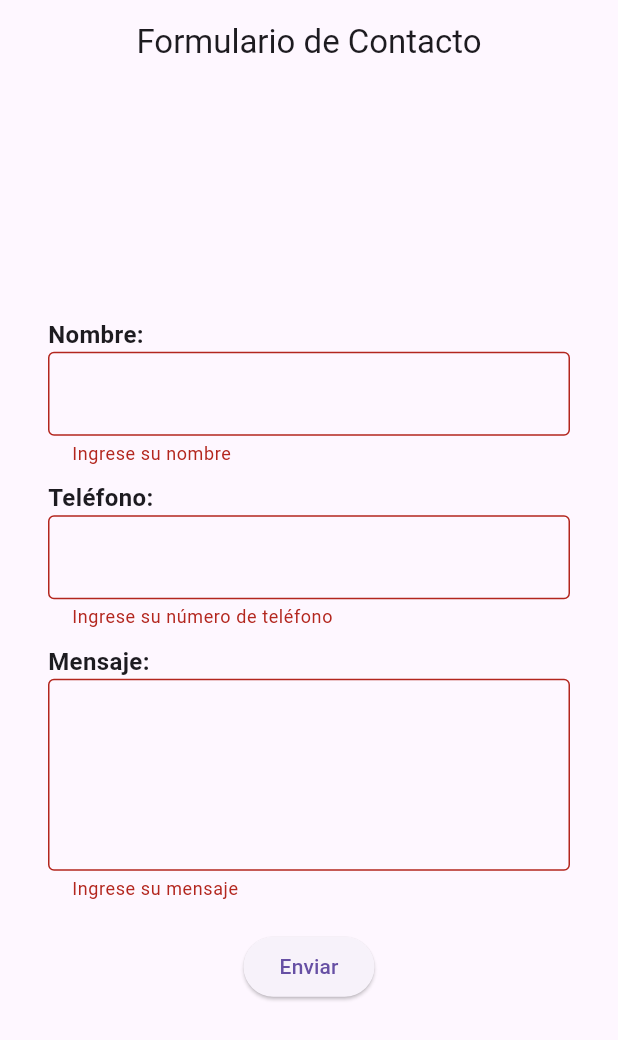
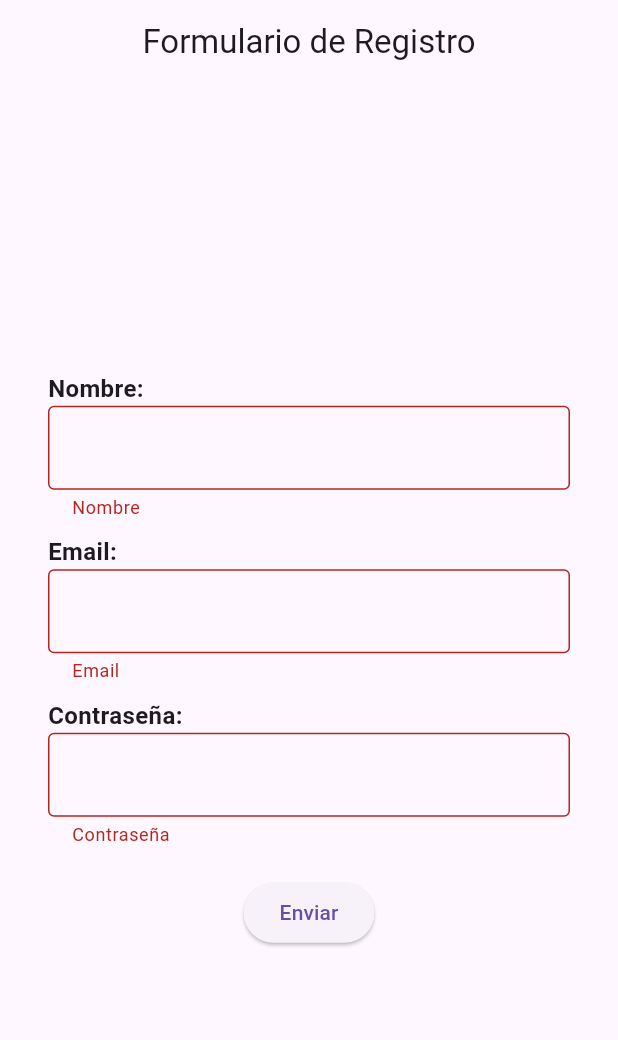
Before and after one commit to LuisGM875/aplicaciones_con_flutter, a Flutter app: the screen it shows after launch, after a tap on "Enviar", on a phone screen of 412 x 824 dp. Shown: the top 1040 px of the screen. Run offline on Flutter 3.47's test engine with Material 3 defaults, Android fonts, the phone set to English and light mode, and no system bars.

Commit message:
feat: add view to form to register

```diff
--- a/lib/main.dart
+++ b/lib/main.dart
@@ -25,33 +25,33 @@ class ContactForm extends StatefulWidget {
 class _ContactFormState extends State<ContactForm> {
   final _formKey = GlobalKey<FormState>();
   final TextEditingController _nameController = TextEditingController();
-  final TextEditingController _phoneController = TextEditingController();
-  final TextEditingController _messageController = TextEditingController();
+  final TextEditingController _emailController = TextEditingController();
+  final TextEditingController _passwordController = TextEditingController();
 
   void _submitForm() {
     if (_formKey.currentState!.validate()) {
       String name = _nameController.text;
-      String phone = _phoneController.text;
-      String message = _messageController.text;
+      String email = _emailController.text;
+      String password = _passwordController.text;
 
       print("Nombre: $name");
-      print("Teléfono: $phone");
-      print("Mensaje: $message");
+      print("Email: $email");
+      print("Contraseña: $password");
 
       ScaffoldMessenger.of(context).showSnackBar(
         SnackBar(content: Text('Formulario enviado con éxito')),
       );
 
       _nameController.clear();
-      _phoneController.clear();
-      _messageController.clear();
+      _emailController.clear();
+      _passwordController.clear();
     }
   }
 
   @override
   Widget build(BuildContext context) {
     return Scaffold(
-      appBar: AppBar(title: Center(child: Text('Formulario de Contacto'))),
+      appBar: AppBar(title: Center(child: Text('Formulario de Registro'))),
       body: Center(
         child: Padding(
           padding: EdgeInsets.all(16.0),
@@ -65,25 +65,25 @@ class _ContactFormState extends State<ContactForm> {
                   child: _buildTextField(
                     label: 'Nombre:',
                     controller: _nameController,
-                    validator: (value) => value!.isEmpty ? 'Ingrese su nombre' : null,
+                    validator: (value) => value!.isEmpty ? 'Nombre' : null,
                   ),
                 ),
                 SizedBox(height: 10),
                 Center(
                   child: _buildTextField(
-                    label: 'Teléfono:',
-                    controller: _phoneController,
-                    keyboardType: TextInputType.phone,
-                    validator: (value) => value!.isEmpty ? 'Ingrese su número de teléfono' : null,
+                    label: 'Email:',
+                    controller: _emailController,
+                    keyboardType: TextInputType.emailAddress,
+                    validator: (value) => value!.isEmpty ? 'Email' : null,
                   ),
                 ),
                 SizedBox(height: 10),
                 Center(
                   child: _buildTextField(
-                    label: 'Mensaje:',
-                    controller: _messageController,
-                    maxLines: 4,
-                    validator: (value) => value!.isEmpty ? 'Ingrese su mensaje' : null,
+                    label: 'Contraseña:',
+                    controller: _passwordController,
+                    obscureText: true,
+                    validator: (value) => value!.isEmpty ? 'Contraseña' : null,
                   ),
                 ),
                 SizedBox(height: 20),
@@ -105,6 +105,7 @@ class _ContactFormState extends State<ContactForm> {
     required String label,
     required TextEditingController controller,
     TextInputType keyboardType = TextInputType.text,
+    bool obscureText = false,
     int maxLines = 1,
     required String? Function(String?) validator,
   }) {
@@ -120,6 +121,7 @@ class _ContactFormState extends State<ContactForm> {
           child: TextFormField(
             controller: controller,
             keyboardType: keyboardType,
+            obscureText: obscureText,
             maxLines: maxLines,
             decoration: InputDecoration(border: OutlineInputBorder()),
             validator: validator,
```
